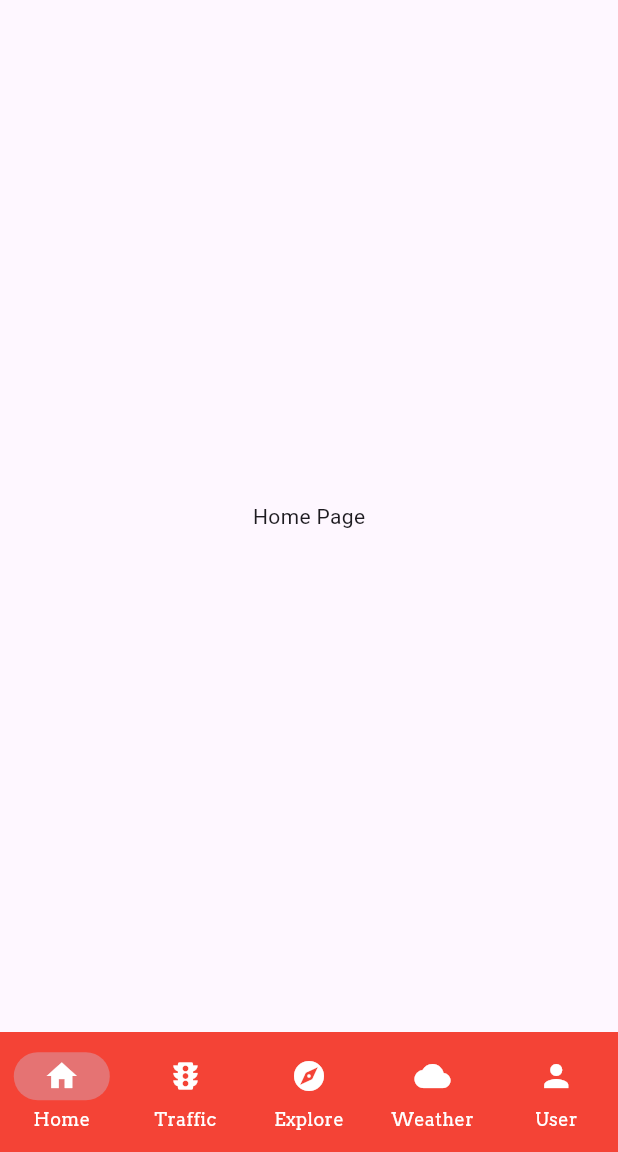
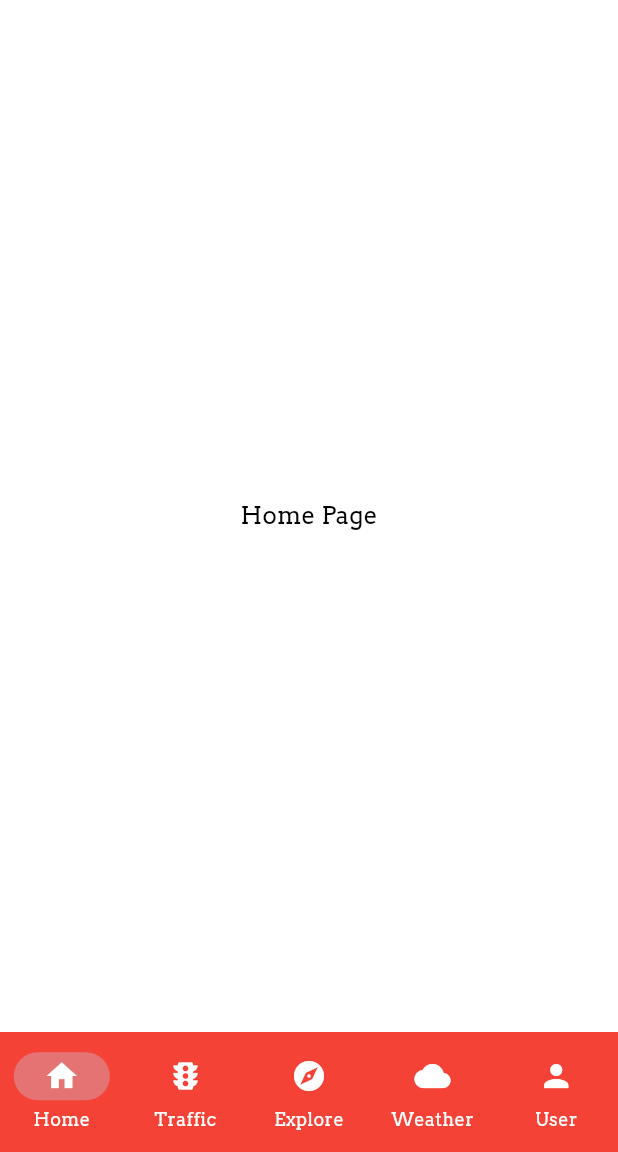
Before and after one commit to patriajasel/taguig_tourism_mobile_app, a Flutter app: the AppNavigation screen opened by its route, on a phone screen of 412 x 824 dp, the part 84-1236 px from its top. Run offline on Flutter 3.47's test engine with Material 3 defaults, Android fonts, the phone set to English and light mode, and no system bars; our stand-ins replace iconsax_flutter.

Commit message:
themes navigation,

```diff
--- a/lib/login_page.dart
+++ b/lib/login_page.dart
@@ -101,9 +101,7 @@ class LoginPage extends StatelessWidget {
                     padding: const EdgeInsets.symmetric(
                         vertical: 15), // Adjust padding for height
                   ),
-                  onPressed: () {
-
-                  },
+                  onPressed: () {},
                   child: const Text(
                     "Sign In",
                     style: TextStyle(color: Colors.white), // White text
--- a/lib/main.dart
+++ b/lib/main.dart
@@ -2,6 +2,7 @@ import 'package:flutter/material.dart';
 import 'package:taguig_tourism_mobile_app/app_navigation.dart';
 import 'package:taguig_tourism_mobile_app/login_page.dart';
 import 'package:taguig_tourism_mobile_app/signup_page.dart';
+import 'package:taguig_tourism_mobile_app/util/theme/theme.dart';
 
 void main() => runApp(const MyApp());
 
@@ -11,12 +12,13 @@ class MyApp extends StatelessWidget {
   @override
   Widget build(BuildContext context) {
     return MaterialApp(
+        theme: TaguigAppTheme.lightTheme,
         debugShowCheckedModeBanner: false,
         routes: {
           '/login_page': (context) => const LoginPage(),
           '/signup_page': (context) => const SignUpPage(),
           '/app_navigation_page': (context) => const AppNavigation(),
         },
-        home: const LoginPage());
+        home: const AppNavigation());
   }
 }
--- /dev/null
+++ b/lib/util/theme/custom_themes/button_theme.dart
@@ -0,0 +1,21 @@
+import 'package:flutter/material.dart';
+
+class BButtonTheme {
+  BButtonTheme._();
+
+  static final lightElevatedButtonTheme = ElevatedButtonThemeData(
+      style: ElevatedButton.styleFrom(
+          elevation: 5,
+          foregroundColor: Colors.white,
+          backgroundColor: Colors.red,
+          disabledBackgroundColor: Colors.grey,
+          disabledForegroundColor: Colors.red.shade100,
+          side: const BorderSide(color: Colors.red),
+          padding: const EdgeInsets.all(16),
+          textStyle: const TextStyle(
+              fontFamily: "Arvo",
+              color: Colors.white,
+              fontWeight: FontWeight.w500),
+          shape:
+              RoundedRectangleBorder(borderRadius: BorderRadius.circular(12))));
+}
--- /dev/null
+++ b/lib/util/theme/custom_themes/text_theme.dart
@@ -0,0 +1,35 @@
+import 'package:flutter/material.dart';
+
+class TTextTheme {
+  TTextTheme._();
+
+  static TextTheme lightTextTheme = TextTheme(
+    headlineMedium: const TextStyle().copyWith(
+        fontSize: 20.0, fontWeight: FontWeight.bold, color: Colors.black),
+    headlineSmall: const TextStyle().copyWith(
+        fontSize: 16.0, fontWeight: FontWeight.normal, color: Colors.black),
+
+    // *
+    titleLarge: const TextStyle().copyWith(
+        fontSize: 24.0, fontWeight: FontWeight.bold, color: Colors.black),
+    titleMedium: const TextStyle().copyWith(
+        fontSize: 20.0, fontWeight: FontWeight.w500, color: Colors.black),
+    titleSmall: const TextStyle().copyWith(
+        fontSize: 16.0, fontWeight: FontWeight.w200, color: Colors.black),
+
+    // *
+    bodyMedium: const TextStyle().copyWith(
+        fontSize: 16.0, fontWeight: FontWeight.normal, color: Colors.black),
+    bodySmall: const TextStyle().copyWith(
+        fontSize: 12.0, fontWeight: FontWeight.normal, color: Colors.black),
+
+    labelLarge: const TextStyle().copyWith(
+        fontSize: 12.0, fontWeight: FontWeight.normal, color: Colors.black),
+    labelMedium: const TextStyle().copyWith(
+        fontSize: 12.0,
+        fontWeight: FontWeight.normal,
+        color: Colors.black.withOpacity(0.5)),
+  );
+
+  static TextTheme darkTextTheme = TextTheme();
+}
--- a/lib/util/theme/theme.dart
+++ b/lib/util/theme/theme.dart
@@ -1,8 +1,32 @@
 import 'package:flutter/material.dart';
+import 'package:taguig_tourism_mobile_app/util/theme/custom_themes/button_theme.dart';
+import 'package:taguig_tourism_mobile_app/util/theme/custom_themes/text_theme.dart';
 
-class SysAppTheme {
-  SysAppTheme._();
+class TaguigAppTheme {
+  TaguigAppTheme._();
 
-  static ThemeData lightTheme = ThemeData();
+  static ThemeData lightTheme = ThemeData(
+      useMaterial3: true,
+      fontFamily: 'Arvo',
+      brightness: Brightness.light,
+      primaryColor: Colors.red,
+      scaffoldBackgroundColor: Colors.white,
+      textTheme: TTextTheme.lightTextTheme,
+      navigationBarTheme: NavigationBarThemeData(
+        backgroundColor: Colors.red,
+        indicatorColor: Colors.red.shade300,
+        labelTextStyle: MaterialStateProperty.all(
+          const TextStyle(
+              color: Colors.white, fontFamily: "Arvo", fontSize: 12.0),
+        ),
+        iconTheme: MaterialStateProperty.all(
+          const IconThemeData(color: Colors.white),
+        ),
+      ),
+      appBarTheme: const AppBarTheme(
+          actionsIconTheme: IconThemeData(color: Colors.black),
+          backgroundColor: Colors.red),
+      elevatedButtonTheme: BButtonTheme.lightElevatedButtonTheme);
+
   static ThemeData darkTheme = ThemeData();
 }
```
Also changed, not shown: lib/signup_page.dart (+35 -52 lines), pubspec.lock.
